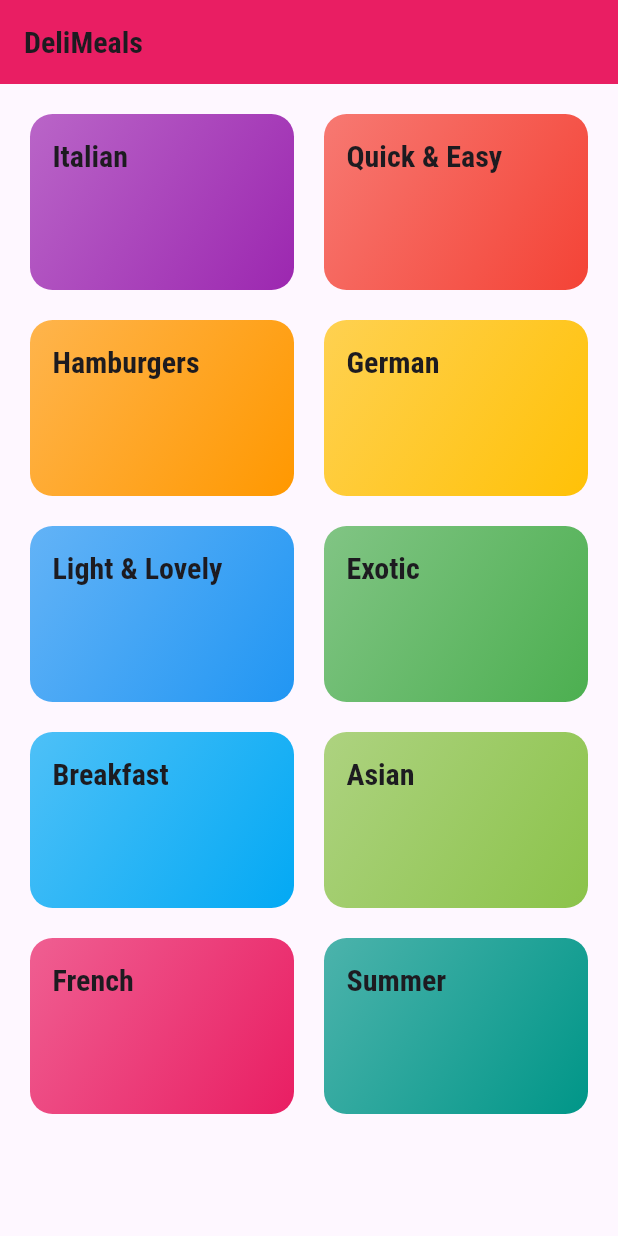
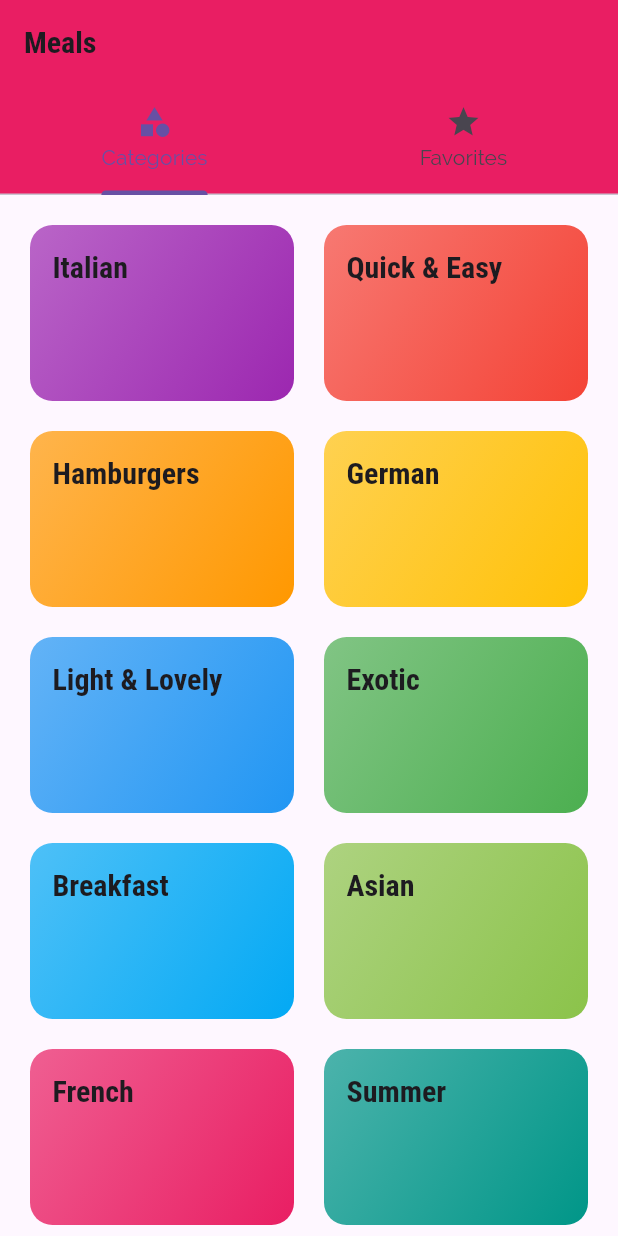
Before and after one commit to IsmailJibril/Navigation-Multiple-Screens-MEALS-APP-, a Flutter app: the screen it shows after launch, on a phone screen of 412 x 824 dp. Run offline on Flutter 3.47's test engine with Material 3 defaults, Android fonts, the phone set to English and light mode, and no system bars.

Commit message:
20.1 nav-07-appbar-tabs

```diff
--- a/lib/main.dart
+++ b/lib/main.dart
@@ -1,7 +1,8 @@
 import 'package:flutter/material.dart';
+import './screens/tabs_screen.dart';
 import '../screens/meal_detail_screen.dart';
 import 'screens/category_meals_screen.dart';
-import 'screens/categories_screen.dart';
+// import 'screens/categories_screen.dart';
 
 void main() {
   runApp(const MyApp());
@@ -41,7 +42,7 @@ class MyApp extends StatelessWidget {
       //home: CategoriesScreen(),
       initialRoute: '/', //default is '/'
       routes: {
-        '/': (ctx) => CategoriesScreen(),
+        '/': (ctx) => TabsScreen(),
         CategoryMealsScreen.routName: (ctx) => CategoryMealsScreen(),
         MealDetailScreen.routName: (ctx) => MealDetailScreen(),
       },
--- a/lib/screens/categories_screen.dart
+++ b/lib/screens/categories_screen.dart
@@ -6,11 +6,6 @@ class CategoriesScreen extends StatelessWidget {
   @override
   Widget build(BuildContext context) {
     return Scaffold(
-      appBar: AppBar(
-        title: const Text('DeliMeals'),
-        backgroundColor: Theme.of(context).primaryColor,
-        //backgroundColor: Theme.of(context).colorScheme.onPrimary,
-      ),
       body: GridView(
         padding: const EdgeInsets.all(20),
         children: DUMMY_CATEGORIES
--- /dev/null
+++ b/lib/screens/favorites_screen.dart
@@ -0,0 +1,10 @@
+import 'package:flutter/material.dart';
+
+class FavoritesScreen extends StatelessWidget {
+  @override
+  Widget build(BuildContext context) {
+    return Scaffold(
+      body: Text('The Favorites'),
+    );
+  }
+}
--- /dev/null
+++ b/lib/screens/tabs_screen.dart
@@ -0,0 +1,45 @@
+import 'package:flutter/material.dart';
+import './categories_screen.dart';
+import './favorites_screen.dart';
+
+class TabsScreen extends StatefulWidget {
+  @override
+  State<TabsScreen> createState() => _TabsScreenState();
+}
+
+class _TabsScreenState extends State<TabsScreen> {
+  @override
+  Widget build(BuildContext context) {
+    return DefaultTabController(
+      length: 2,
+      child: Scaffold(
+        appBar: AppBar(
+          backgroundColor: Theme.of(context).primaryColor,
+          title: Text('Meals'),
+          bottom: TabBar(
+            tabs: [
+              Tab(
+                icon: Icon(
+                  Icons.category,
+                ),
+                text: 'Categories',
+              ),
+              Tab(
+                icon: Icon(
+                  Icons.star,
+                ),
+                text: 'Favorites',
+              ),
+            ],
+          ),
+        ),
+        body: TabBarView(
+          children: [
+            CategoriesScreen(),
+            FavoritesScreen(),
+          ],
+        ),
+      ),
+    );
+  }
+}
```
